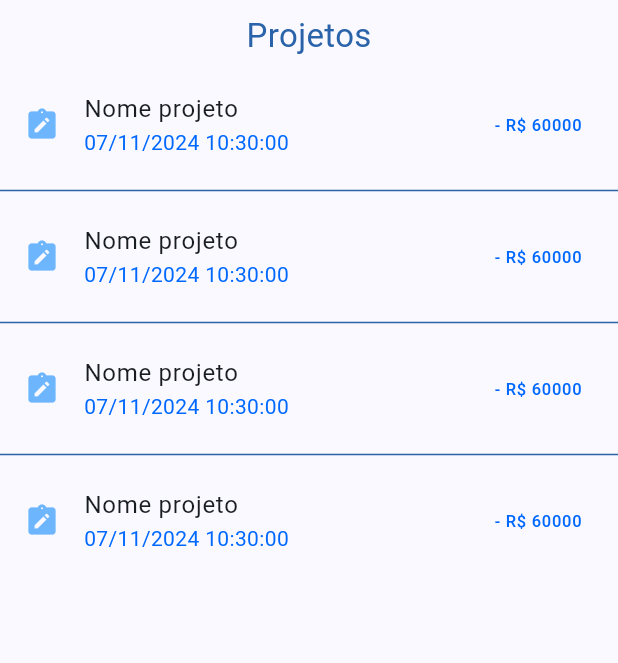
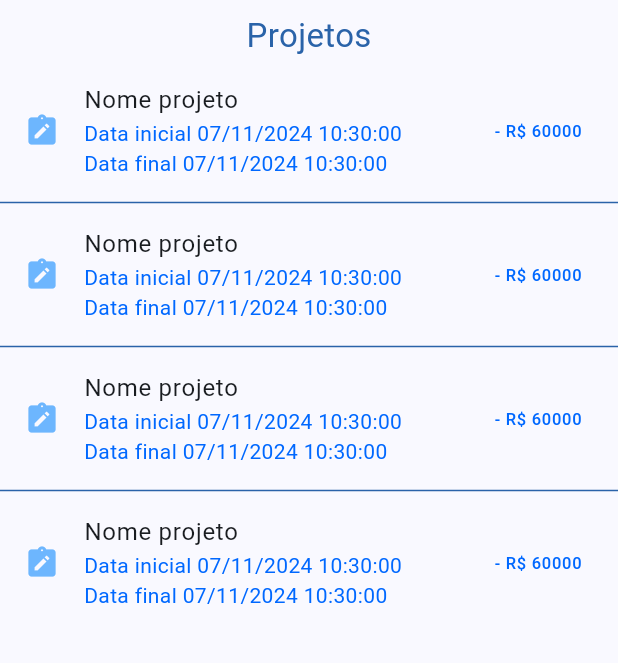
Before and after one commit to Madson-Carvalho/Allocation-Manager-Mobile, a Flutter app: the ListProjects screen opened by its route, on a phone screen of 412 x 824 dp, the part 84-747 px from its top. Run offline on Flutter 3.47's test engine with Material 3 defaults, Android fonts, the phone set to English and light mode, and no system bars.

Commit message:
Ajustes solicitados

```diff
--- a/lib/commons/app_colors.dart
+++ b/lib/commons/app_colors.dart
@@ -6,4 +6,6 @@ class AppColors {
   static const Color primaryColor = Color(0xFF2A63A9);
   static const Color white = Color(0xFFFFFFFF);
   static const Color red = Color(0xFFFF0000);
+  static const Color ligthBlue = Color(0xFF6DB6FE);
+  static const Color seanBlue = Color(0xFF0068FF);
 }
--- a/lib/pages/list_projects.dart
+++ b/lib/pages/list_projects.dart
@@ -28,16 +28,16 @@ class _ListProjectsState extends State<ListProjects> {
               itemCount: 4,
               itemBuilder: (context, index) {
                 return ListTile(
-                  iconColor: const Color(0xFF6DB6FE),
+                  iconColor: AppColors.ligthBlue,
                   leading: const Icon(Icons.note_alt),
                   title: const Text('Nome projeto'),
                   subtitle: Text(
-                    DateFormat('dd/MM/yyyy hh:mm:ss').format(DateTime.now()),
-                    style: const TextStyle(color: Color(0xFF0068FF)),
+                    'Data inicial ${DateFormat('dd/MM/yyyy hh:mm:ss').format(DateTime.now())} \nData final ${DateFormat('dd/MM/yyyy hh:mm:ss').format(DateTime.now())}',
+                    style: const TextStyle(color: AppColors.seanBlue),
                   ),
                   trailing: const Text(
                     '- R\$ 60000',
-                    style: TextStyle(color: Color(0xFF0068FF)),
+                    style: TextStyle(color: AppColors.seanBlue),
                   ),
                 );
               },
```
